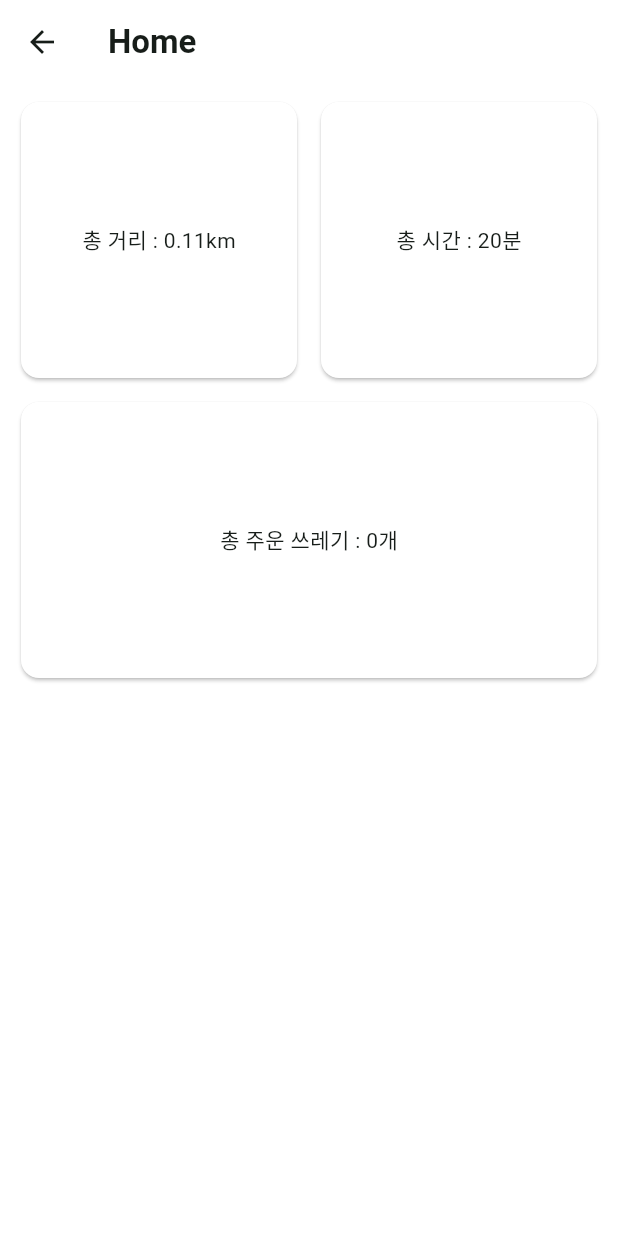
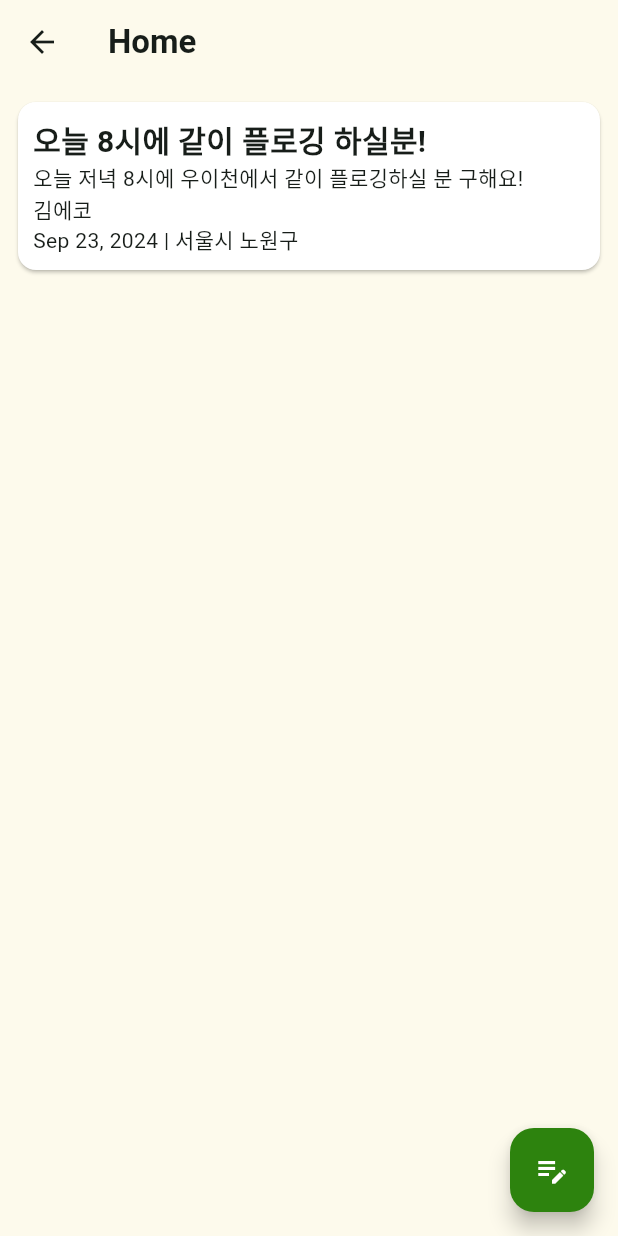
Before and after one commit to KW-EcoVision/ecovision-mobile, a Flutter app: the Home screen opened directly, on a phone screen of 412 x 824 dp. Run offline on Flutter 3.47's test engine with Material 3 defaults, Android fonts, the light colour scheme and no system bars; our stand-ins replace camera, geolocator, google_maps_flutter, location, stop_watch_timer; Roboto replaces fonts that are missing (NanumSquareNeo-bRg).

Commit message:
feat : 커뮤니티 게시글 페이지 구현

```diff
--- /dev/null
+++ b/lib/model/PostData.dart
@@ -0,0 +1,14 @@
+class PostData {
+  late String title;
+  late String content;
+  late String writer;
+  late String location;
+  late DateTime createdAt;
+
+  PostData(
+      {required this.title,
+      required this.content,
+      required this.writer,
+      required this.location,
+      required this.createdAt});
+}
--- /dev/null
+++ b/lib/service/PostTest.dart
@@ -0,0 +1,39 @@
+import 'dart:math';
+
+import 'package:eco_vision/model/PostData.dart';
+
+class PostTest {
+  int randomLength = Random().nextInt(10);
+  late List<PostData> posts = [];
+
+  Future<void> PostDataInit() async {
+    posts = [];
+    int randomLength = Random().nextInt(10);
+    int i = 0;
+
+    while (i <= randomLength) {
+      String randomWriter = "김에코";
+      String randomTitle = "오늘 8시에 같이 플로깅 하실분!";
+      String randomContent = "오늘 저녁 8시에 우이천에서 같이 플로깅하실 분 구해요!";
+
+      DateTime randomCreatedAt = DateTime.now();
+      String randomLocation = "서울시 노원구";
+
+      PostData data = PostData(
+        title: randomTitle,
+        content: randomContent,
+        writer: randomWriter,
+        location: randomLocation,
+        createdAt: randomCreatedAt,
+      );
+
+      posts.add(data);
+      i++;
+    }
+    await Future.delayed(const Duration(seconds: 1)); // 테스트용 2초 딜레이
+  }
+
+  List<PostData> getPosts() {
+    return posts;
+  }
+}
--- a/lib/view/page/HomePage.dart
+++ b/lib/view/page/HomePage.dart
@@ -1,6 +1,9 @@
-import 'package:eco_vision/model/StatisticalData.dart';
-import 'package:eco_vision/service/StatisticalDataTest.dart';
+import 'package:eco_vision/model/PostData.dart';
+import 'package:eco_vision/service/PostTest.dart';
+import 'package:eco_vision/view/const/EcoVisionColor.dart';
+import 'package:eco_vision/view/page/PostViewPage.dart';
 import 'package:flutter/material.dart';
+import 'package:intl/intl.dart';
 
 class Home extends StatefulWidget {
   const Home({super.key});
@@ -10,18 +13,19 @@ class Home extends StatefulWidget {
 }
 
 class _HomeState extends State<Home> {
-  bool isStatisticalDataInitialized = false;
-  late StatisticalData statisticalData;
-  StatisticalDataTest test = StatisticalDataTest();
+  bool isHistoriesInitialized = false;
+  late List<PostData> posts;
+  PostTest test = PostTest();
 
   @override
   void initState() {
     super.initState();
+    // test대신 기록 받아오는 api 넣기
 
-    test.initData().then((_) {
+    test.PostDataInit().then((_) {
       setState(() {
-        statisticalData = test.getStatisticalData();
-        isStatisticalDataInitialized = true;
+        posts = test.getPosts();
+        isHistoriesInitialized = true;
       });
     });
   }
@@ -29,61 +33,75 @@ class _HomeState extends State<Home> {
   @override
   Widget build(BuildContext context) {
     return Scaffold(
-      backgroundColor: Colors.white,
+      backgroundColor: EcoVisionColor.background,
       appBar: AppBar(
-        backgroundColor: Colors.white,
+        backgroundColor: EcoVisionColor.background,
         title: const Text(
           'Home',
           style: TextStyle(fontWeight: FontWeight.bold),
         ),
       ),
       body: SafeArea(
-        child: Center(
-          child: isStatisticalDataInitialized
-              ? Column(
-                  children: [
-                    Row(
-                      mainAxisAlignment: MainAxisAlignment.center,
-                      children: [
-                        Container(
-                          margin: EdgeInsets.fromLTRB(8, 8, 4, 0),
-                          width: MediaQuery.of(context).size.width / 2 - 14,
-                          height: MediaQuery.of(context).size.width / 2 - 14,
+        child: isHistoriesInitialized
+            ? posts.isNotEmpty
+                ? ListView.builder(
+                    itemCount: posts.length,
+                    itemBuilder: (context, index) {
+                      return Container(
+                        margin: const EdgeInsets.fromLTRB(8, 8, 8, 0),
+                        width: MediaQuery.of(context).size.width - 20,
+                        child: InkWell(
+                          splashColor: Colors.transparent,
+                          onTap: () {
+                            Navigator.push(
+                                context,
+                                MaterialPageRoute(
+                                    builder: (context) => PostViewPage(
+                                          postData: posts[index],
+                                        )));
+                          },
                           child: Card(
                             color: Colors.white,
-                            child: Center(
-                              child: Text(
-                                  '총 거리 : ${statisticalData.distance.toStringAsFixed(2)}km'),
+                            child: Container(
+                              padding: const EdgeInsets.all(10),
+                              child: Column(
+                                crossAxisAlignment: CrossAxisAlignment.start,
+                                children: [
+                                  Text(
+                                    posts[index].title,
+                                    style: const TextStyle(
+                                      fontSize: 20,
+                                      fontWeight: FontWeight.bold,
+                                      overflow: TextOverflow.ellipsis,
+                                    ),
+                                  ),
+                                  Text(
+                                    posts[index].content,
+                                    overflow: TextOverflow.ellipsis,
+                                  ),
+                                  Text(
+                                      '${posts[index].writer}\n${DateFormat.yMMMd().format(posts[index].createdAt)} | ${posts[index].location}'),
+                                ],
+                              ),
                             ),
                           ),
                         ),
-                        Container(
-                            margin: EdgeInsets.fromLTRB(4, 8, 8, 0),
-                            width: MediaQuery.of(context).size.width / 2 - 14,
-                            height: MediaQuery.of(context).size.width / 2 - 14,
-                            child: Card(
-                              color: Colors.white,
-                              child: Center(
-                                child: Text('총 시간 : ${statisticalData.time}분'),
-                              ),
-                            ))
-                      ],
-                    ),
-                    Container(
-                      margin: EdgeInsets.fromLTRB(10, 8, 10, 0),
-                      width: MediaQuery.of(context).size.width - 20,
-                      height: MediaQuery.of(context).size.width / 2 - 14,
-                      child: Card(
-                        color: Colors.white,
-                        child: Center(
-                          child:
-                              Text('총 주운 쓰레기 : ${statisticalData.trashCount}개'),
-                        ),
-                      ),
-                    ),
-                  ],
-                )
-              : const CircularProgressIndicator(),
+                      );
+                    },
+                  )
+                : const Center(
+                    child: Text('게시글이 없습니다.'),
+                  )
+            : const Center(
+                child: CircularProgressIndicator(),
+              ),
+      ),
+      floatingActionButton: FloatingActionButton(
+        backgroundColor: EcoVisionColor.mainGreen,
+        onPressed: () {},
+        child: const Icon(
+          Icons.edit_note_outlined,
+          color: Colors.white,
         ),
       ),
     );
```
